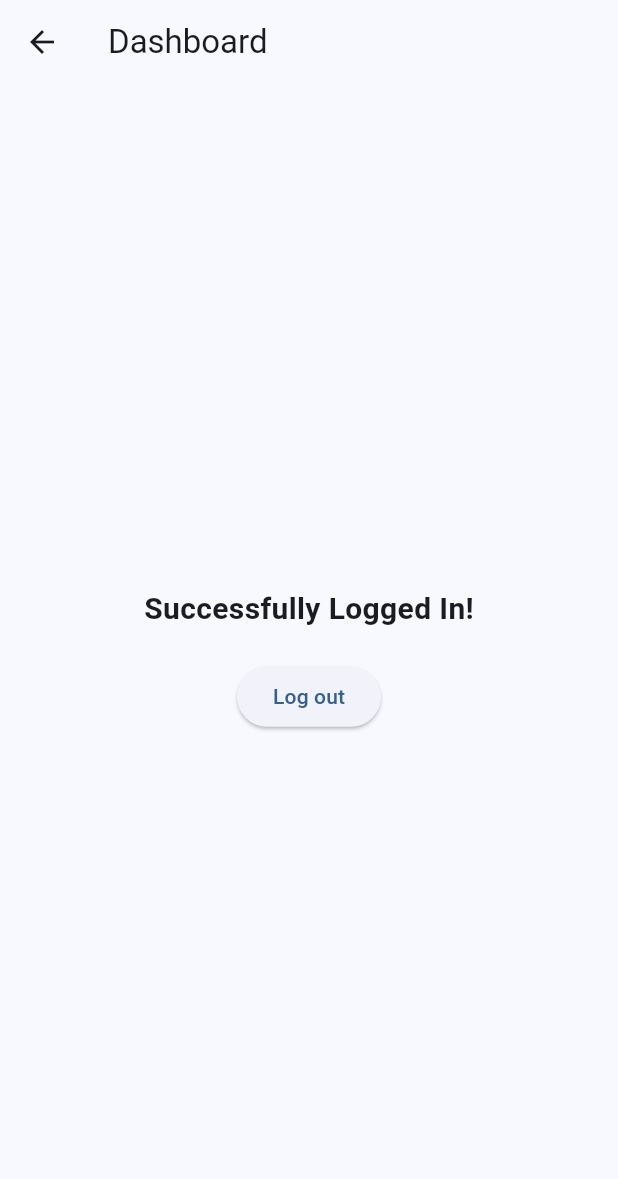
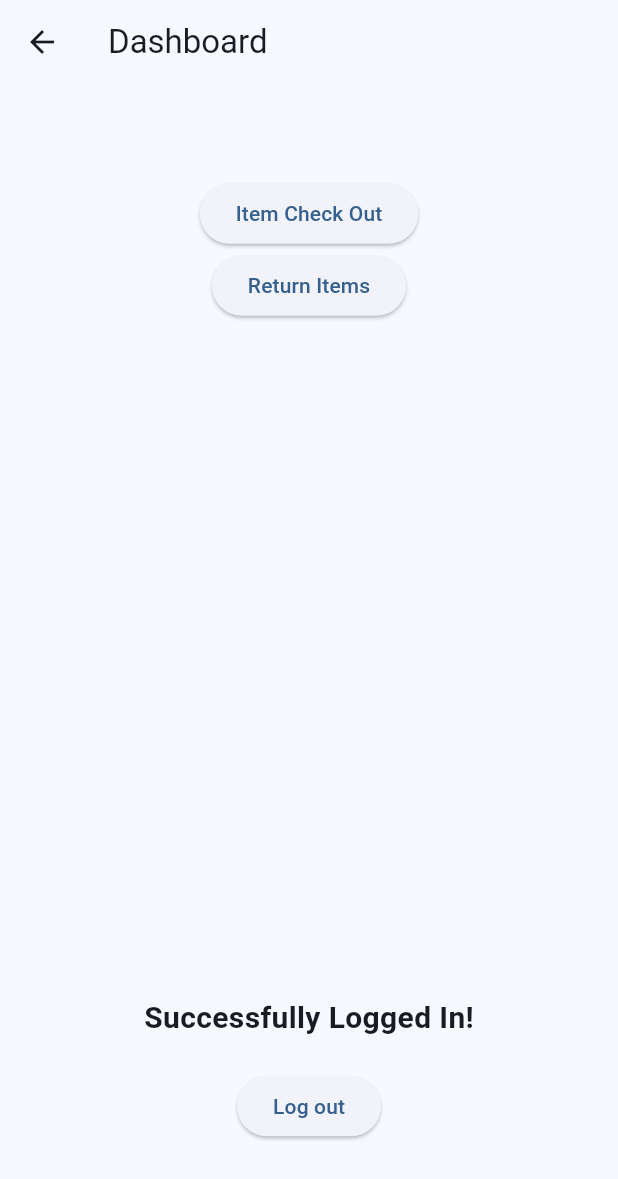
Before and after one commit to alec0322/fiu_csl_checkin, a Flutter app: the Dashboard screen opened directly, on a phone screen of 412 x 824 dp. Shown: the top 1179 px of the screen. Run offline on Flutter 3.47's test engine with Material 3 defaults, Android fonts, the phone set to English and light mode, and no system bars.

Commit message:
Added buttons for checking items in and out, logic pending

```diff
--- a/lib/dashboard.dart
+++ b/lib/dashboard.dart
@@ -19,7 +19,23 @@ class Dashboard extends StatelessWidget {
         child: Column(
           mainAxisAlignment: MainAxisAlignment.center,
           children: [
+            ElevatedButton(
+              onPressed: () {
+                // Implement checkout logic here
+                Navigator.pop(context);
+              },
+              child: const Text('Item Check Out'),
+            ),            ElevatedButton(
+              onPressed: () {
+                // Implement item return logic here
+                Navigator.pop(context);
+              },
+              child: const Text('Return Items'),
+            ),
+            const SizedBox(height: 450),
+
             const Text(
+
               'Successfully Logged In!',
               style: TextStyle(
                 fontSize: 20.0,
```
